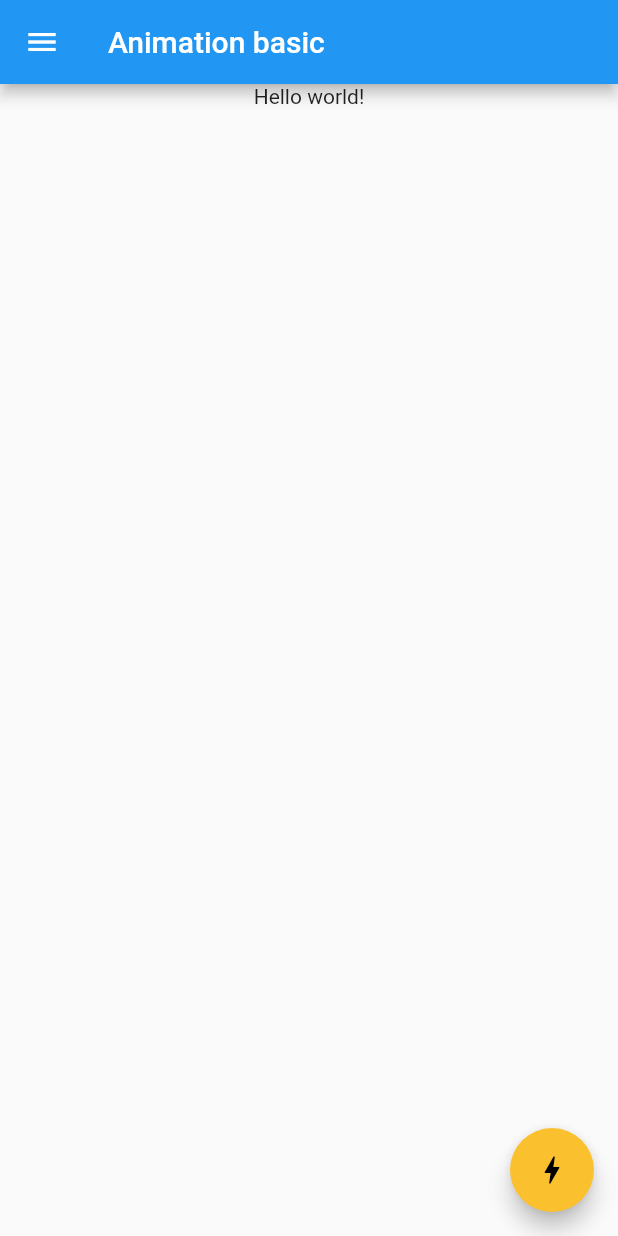
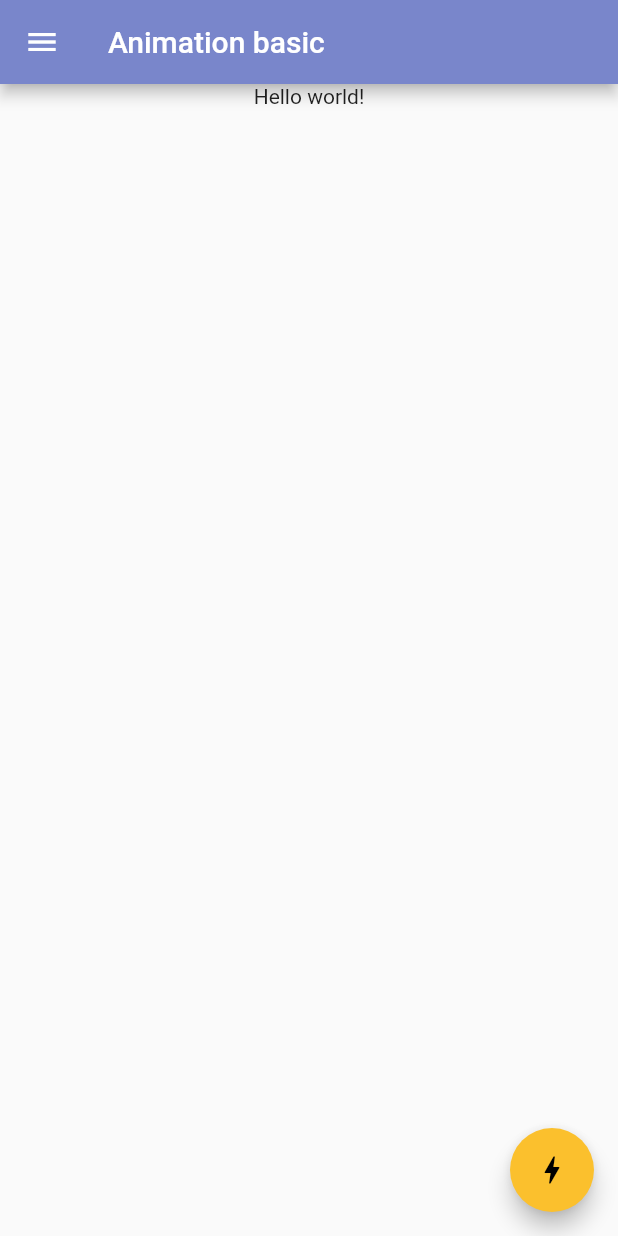
Before and after one commit to heyhey1028/flutter_samples, a Flutter app: the AnimationBasic screen opened directly, on a phone screen of 412 x 824 dp. Run offline on Flutter 3.47's test engine with Material 2 defaults, Android fonts, the phone set to English and light mode, and no system bars; our stand-ins replace js.

Commit message:
chore: changed appbar colors

```diff
--- a/samples/master_animation/lib/features/animation_basic.dart
+++ b/samples/master_animation/lib/features/animation_basic.dart
@@ -43,6 +43,7 @@ class _AnimationBasicState extends State<AnimationBasic>
   Widget build(BuildContext context) {
     return Scaffold(
       appBar: AppBar(
+        backgroundColor: Colors.indigo[300],
         title: const Text('Animation basic'),
       ),
       drawer: const MainDrawer(),
--- a/samples/master_animation/lib/features/chained_animation.dart
+++ b/samples/master_animation/lib/features/chained_animation.dart
@@ -62,6 +62,7 @@ class _ChainedAnimationState extends State<ChainedAnimation>
   Widget build(BuildContext context) {
     return Scaffold(
       appBar: AppBar(
+        backgroundColor: Colors.red[300],
         title: const Text('Chained Animation'),
       ),
       drawer: const MainDrawer(),
--- a/samples/master_animation/lib/features/multiple_effect.dart
+++ b/samples/master_animation/lib/features/multiple_effect.dart
@@ -41,6 +41,7 @@ class _MultipleEffectState extends State<MultipleEffect>
   Widget build(BuildContext context) {
     return Scaffold(
       appBar: AppBar(
+        backgroundColor: Colors.orange[300],
         title: const Text('Multiple Effect'),
       ),
       drawer: const MainDrawer(),
--- a/samples/master_animation/lib/features/multiple_ticker_provider.dart
+++ b/samples/master_animation/lib/features/multiple_ticker_provider.dart
@@ -76,6 +76,7 @@ class _MultipleTickerProviderState extends State<MultipleTickerProvider>
   Widget build(BuildContext context) {
     return Scaffold(
       appBar: AppBar(
+        backgroundColor: Colors.brown[300],
         title: const Text('Multiple Ticker Provider'),
       ),
       floatingActionButtonLocation: FloatingActionButtonLocation.centerDocked,
--- a/samples/master_animation/lib/features/sequence_animation.dart
+++ b/samples/master_animation/lib/features/sequence_animation.dart
@@ -50,6 +50,7 @@ class _SequenceAnimationState extends State<SequenceAnimation>
   Widget build(BuildContext context) {
     return Scaffold(
       appBar: AppBar(
+        backgroundColor: Colors.green[300],
         title: const Text('Sequence Animation'),
       ),
       drawer: const MainDrawer(),
--- a/samples/master_animation/lib/features/staggered_animation.dart
+++ b/samples/master_animation/lib/features/staggered_animation.dart
@@ -56,6 +56,7 @@ class _StaggeredAnimationState extends State<StaggeredAnimation>
   Widget build(BuildContext context) {
     return Scaffold(
       appBar: AppBar(
+        backgroundColor: Colors.purple[300],
         title: const Text('Staggered Animation'),
       ),
       drawer: const MainDrawer(),
```
